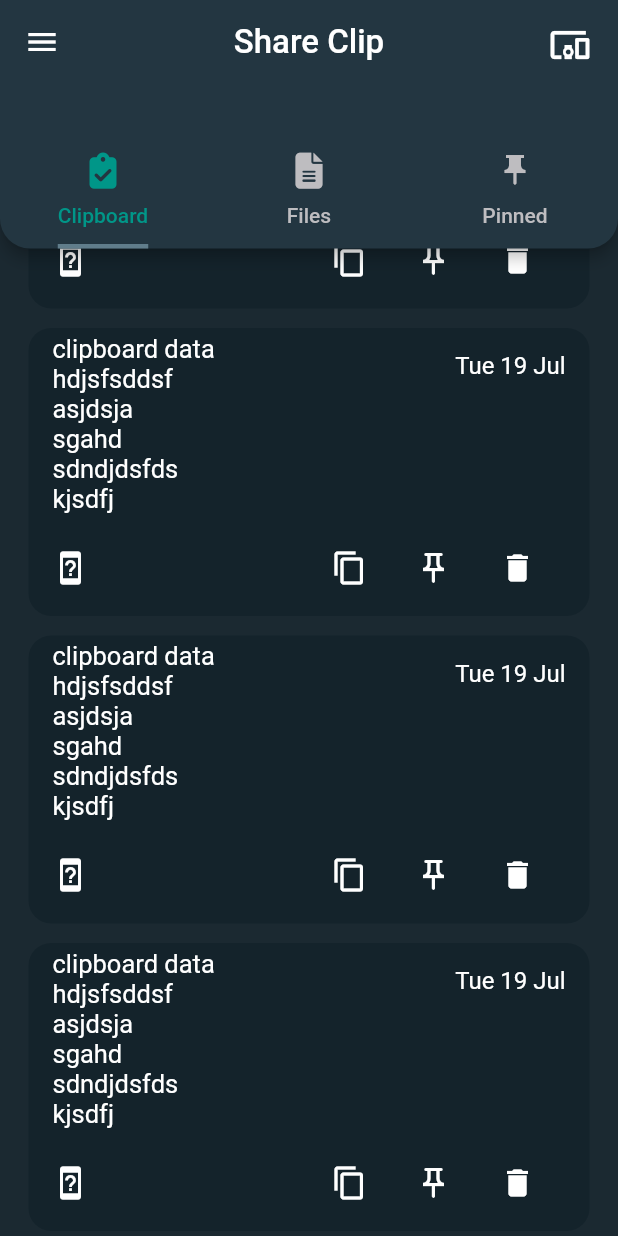
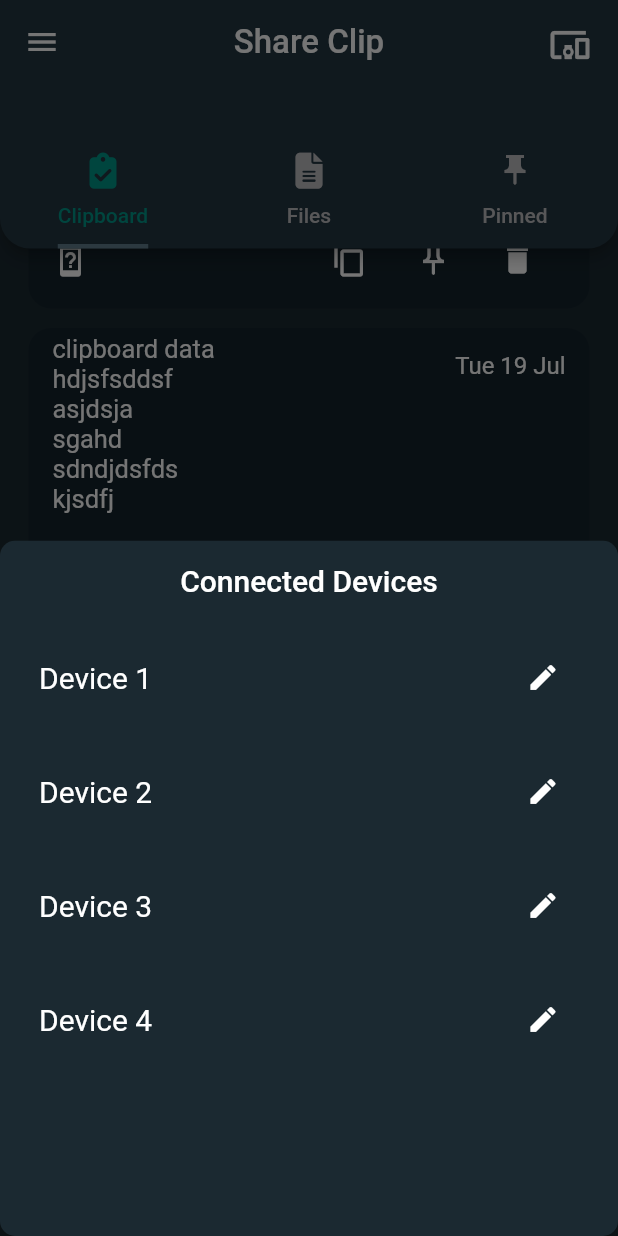
Before and after one commit to Ahtsham0715/share_clip, a Flutter app: the screen it shows after launch, scrolled down 165 dp, after a tap on the "devices other" icon, on a phone screen of 412 x 824 dp. Run offline on Flutter 3.47's test engine with Material 2 defaults, Android fonts, the phone set to English and light mode, and no system bars; our stand-ins replace file_picker, fluttertoast, font_awesome_flutter, get.

Commit message:
devices bottomsheet added.

```diff
--- a/lib/home_page.dart
+++ b/lib/home_page.dart
@@ -27,6 +27,55 @@ class _HomePageState extends State<HomePage>
     _tabController.addListener(() {
       setState(() {});
     });
+  }
+
+  Future custombottomsheet() async {
+    showModalBottomSheet(
+      backgroundColor: customPrimaryColor,
+      shape: RoundedRectangleBorder(
+        borderRadius: BorderRadius.circular(10.0),
+      ),
+      context: context,
+      builder: (BuildContext context) {
+        return Column(
+          mainAxisSize: MainAxisSize.max,
+          children: [
+            Center(
+              child: customText(
+                  txt: 'Connected Devices',
+                  padding: 15.0,
+                  fsize: 20.0,
+                  fweight: FontWeight.w500),
+            ),
+            SizedBox(
+              height: MediaQuery.of(context).size.height * 0.4,
+              child: ListView.builder(
+                itemCount: 5,
+                itemBuilder: ((context, index) {
+                  return Padding(
+                    padding: const EdgeInsets.all(10.0),
+                    child: ListTile(
+                      title: customText(
+                          txt: 'Device ${index + 1}',
+                          fsize: 20.0,
+                          fweight: FontWeight.w400),
+                      trailing: IconButton(
+                        onPressed: () {},
+                        icon: const Icon(
+                          Icons.edit,
+                          color: Colors.white,
+                          size: 22.0,
+                        ),
+                      ),
+                    ),
+                  );
+                }),
+              ),
+            ),
+          ],
+        );
+      },
+    );
   }
 
   @override
@@ -150,7 +199,9 @@ class _HomePageState extends State<HomePage>
                   Padding(
                     padding: const EdgeInsets.all(8.0),
                     child: IconButton(
-                      onPressed: () {},
+                      onPressed: () {
+                        custombottomsheet();
+                      },
                       icon: const Icon(
                         Icons.devices_other,
                         size: 28.0,
```
